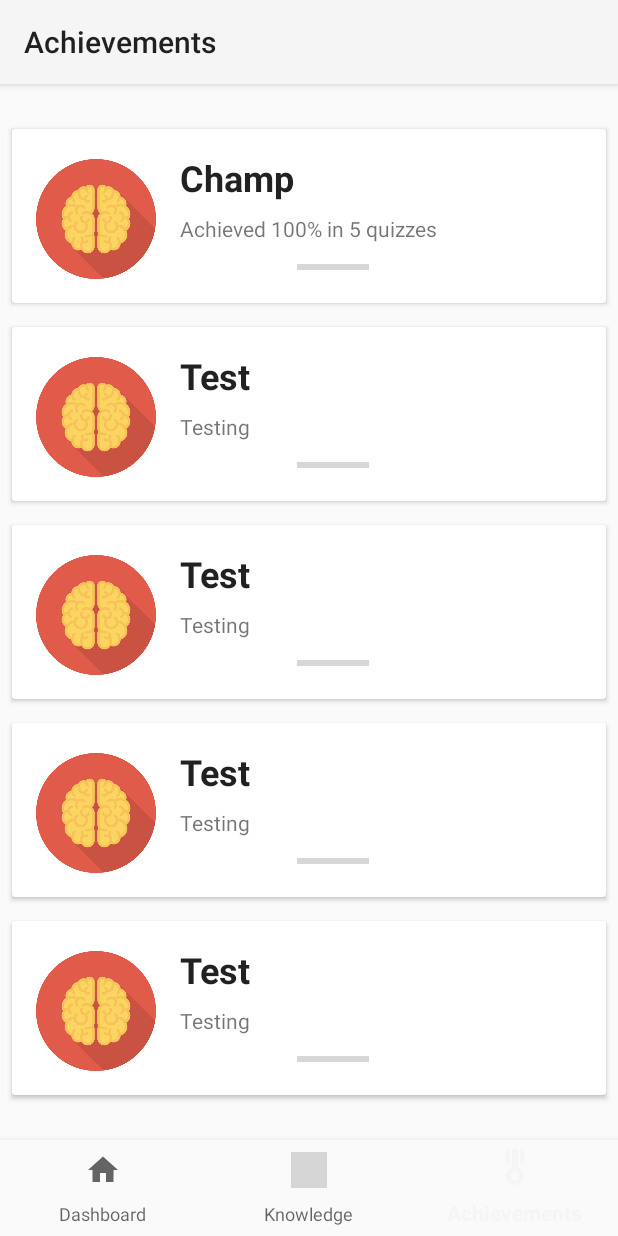
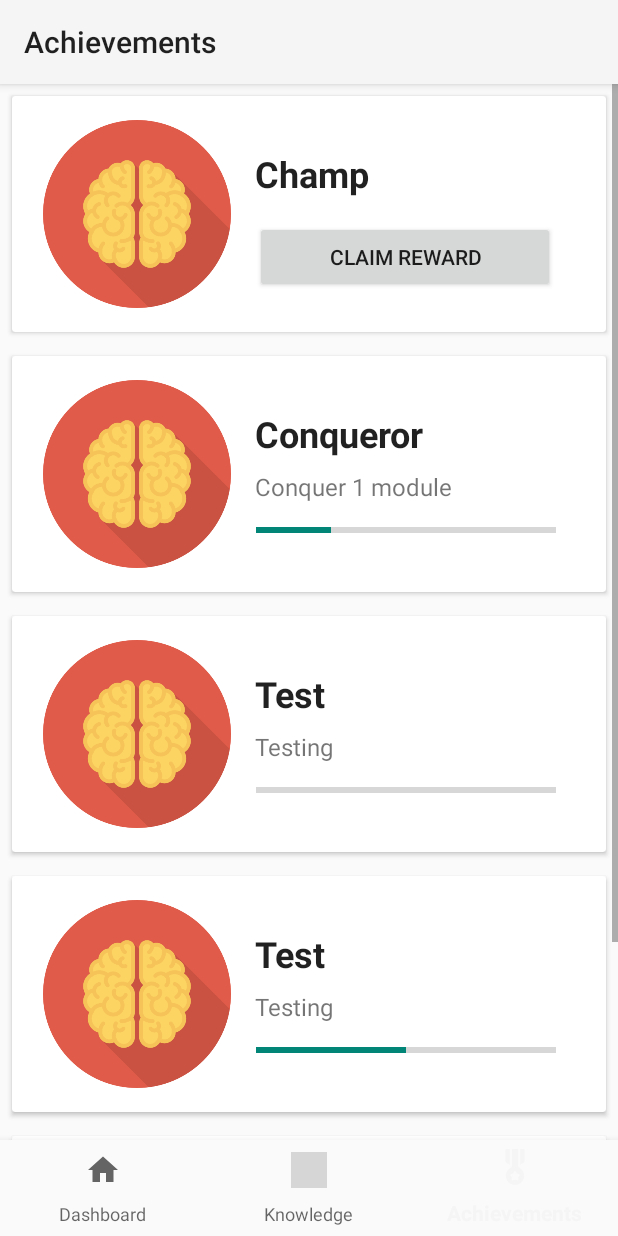
Before and after one commit to suzytang/INFS3605Assignment, an Android app: the AchievementsFragment screen opened through its navigation route, on a phone screen of 412 x 824 dp. Run offline under Robolectric (Android 15) with nearby library versions, the phone set to English and light mode, and no system bars; our stand-ins replace navigation-ui; grey boxes are pictures that could not be loaded.

Commit message:
Achievements dialog

```diff
--- a/app/src/main/java/com/example/infs3605assignment/ui/achievements/Achievements.java
+++ b/app/src/main/java/com/example/infs3605assignment/ui/achievements/Achievements.java
@@ -9,15 +9,17 @@ public class Achievements {
     private String name;
     private String description;
     private int image;
+    private int progress;
 
     public Achievements(){
 
     }
 
-    public Achievements(String name, String description, int image) {
+    public Achievements(String name, String description, int image, int progress) {
         this.name = name;
         this.description = description;
         this.image = image;
+        this.progress = progress;
     }
 
     public String getName() {
@@ -44,13 +46,22 @@ public class Achievements {
         this.image = image;
     }
 
+    public int getProgress() {
+        return progress;
+    }
+
+    public void setProgress(int progress) {
+        this.progress = progress;
+    }
+
     public static ArrayList<Achievements> getAchievements() {
+
         ArrayList<Achievements> achievements = new ArrayList<>();
-        achievements.add(new Achievements("Champ", "Achieved 100% in 5 quizzes", R.drawable.brain));
-        achievements.add(new Achievements("Test", "Testing", R.drawable.brain));
-        achievements.add(new Achievements("Test", "Testing", R.drawable.brain));
-        achievements.add(new Achievements("Test", "Testing", R.drawable.brain));
-        achievements.add(new Achievements("Test", "Testing", R.drawable.brain));
+        achievements.add(new Achievements("Champ", "Achieve 100% in 3 quizzes", R.drawable.brain, 100));
+        achievements.add(new Achievements("Conqueror", "Conquer 1 module", R.drawable.brain, 25));
+        achievements.add(new Achievements("Test", "Testing", R.drawable.brain, 0));
+        achievements.add(new Achievements("Test", "Testing", R.drawable.brain, 50));
+        achievements.add(new Achievements("Test", "Testing", R.drawable.brain, 74));
 
         return achievements;
 
--- a/app/src/main/java/com/example/infs3605assignment/ui/achievements/AchievementsAdapter.java
+++ b/app/src/main/java/com/example/infs3605assignment/ui/achievements/AchievementsAdapter.java
@@ -1,10 +1,15 @@
 package com.example.infs3605assignment.ui.achievements;
 
+import android.app.Dialog;
 import android.content.Context;
+import android.graphics.Color;
+import android.graphics.drawable.ColorDrawable;
 import android.view.LayoutInflater;
 import android.view.View;
 import android.view.ViewGroup;
+import android.widget.Button;
 import android.widget.ImageView;
+import android.widget.ProgressBar;
 import android.widget.TextView;
 
 import androidx.recyclerview.widget.RecyclerView;
@@ -36,6 +41,37 @@ public class AchievementsAdapter extends RecyclerView.Adapter<AchievementsAdapte
         holder.name.setText(achievements.get(position).getName());
         holder.description.setText(achievements.get(position).getDescription());
         holder.image.setImageResource(achievements.get(position).getImage());
+        holder.progressBar.setProgress(achievements.get(position).getProgress());
+
+        if (achievements.get(position).getProgress() == 100){
+            holder.description.setVisibility(View.INVISIBLE);
+            holder.progressBar.setVisibility(View.INVISIBLE);
+            holder.reward.setVisibility(View.VISIBLE);
+        }
+
+        holder.reward.setOnClickListener(new View.OnClickListener() {
+            @Override
+            public void onClick(View v) {
+                final Dialog dialog = new Dialog(mContext);
+                dialog.setContentView(R.layout.dialog_reward);
+                dialog.getWindow().setBackgroundDrawable(new ColorDrawable(Color.TRANSPARENT));
+                dialog.show();
+
+                TextView text = (TextView) dialog.findViewById(R.id.text);
+                Button closeButton = (Button) dialog.findViewById(R.id.closeButton);
+
+                text.setText("You earned");
+
+                closeButton.setOnClickListener(new View.OnClickListener() {
+                    @Override
+                    public void onClick(View v) {
+                        // update currency
+                        // mark as collected? move achievements to the bottom
+                        dialog.dismiss();
+                    }
+                });
+            }
+        });
     }
 
     // Return size of dataset
@@ -49,7 +85,8 @@ public class AchievementsAdapter extends RecyclerView.Adapter<AchievementsAdapte
         TextView name;
         TextView description;
         ImageView image;
-
+        ProgressBar progressBar;
+        Button reward;
 
         public MyViewHolder(View itemView) {
             super(itemView);
@@ -57,6 +94,9 @@ public class AchievementsAdapter extends RecyclerView.Adapter<AchievementsAdapte
             this.name = itemView.findViewById(R.id.name);
             this.description = itemView.findViewById(R.id.description);
             this.image = itemView.findViewById(R.id.image);
+            this.progressBar = itemView.findViewById(R.id.progressBar);
+            this.reward = itemView.findViewById(R.id.reward);
+
         }
     }
 }
--- a/app/src/main/java/com/example/infs3605assignment/ui/achievements/AchievementsFragment.java
+++ b/app/src/main/java/com/example/infs3605assignment/ui/achievements/AchievementsFragment.java
@@ -1,9 +1,11 @@
 package com.example.infs3605assignment.ui.achievements;
 
+import android.app.Dialog;
 import android.os.Bundle;
 import android.view.LayoutInflater;
 import android.view.View;
 import android.view.ViewGroup;
+import android.widget.ProgressBar;
 
 import androidx.annotation.NonNull;
 import androidx.fragment.app.Fragment;
--- a/app/src/main/res/layout/achievements_item.xml
+++ b/app/src/main/res/layout/achievements_item.xml
@@ -12,13 +12,25 @@
         android:layout_width="match_parent"
         android:layout_height="wrap_content">
 
+        <Button
+            android:id="@+id/reward"
+            android:layout_width="200dp"
+            android:layout_height="wrap_content"
+            android:layout_marginStart="16dp"
+            android:layout_marginLeft="16dp"
+            android:layout_marginTop="15dp"
+            android:text="Claim Reward"
+            android:visibility="invisible"
+            app:layout_constraintStart_toEndOf="@+id/image"
+            app:layout_constraintTop_toBottomOf="@+id/name" />
+
         <TextView
             android:id="@+id/name"
             android:layout_width="wrap_content"
             android:layout_height="wrap_content"
             android:layout_marginStart="16dp"
             android:layout_marginLeft="16dp"
-            android:layout_marginTop="16dp"
+            android:layout_marginTop="35dp"
             android:text="TextView"
             android:textAppearance="@style/TextAppearance.MaterialComponents.Headline5"
             android:textStyle="bold"
@@ -28,12 +40,12 @@
         <ImageView
             android:id="@+id/image"
             android:layout_width="0dp"
-            android:layout_height="0dp"
+            android:layout_height="125dp"
             android:layout_marginStart="16dp"
             android:layout_marginLeft="16dp"
             android:layout_marginTop="16dp"
-            android:layout_marginEnd="300dp"
-            android:layout_marginRight="300dp"
+            android:layout_marginEnd="250dp"
+            android:layout_marginRight="250dp"
             android:layout_marginBottom="16dp"
             android:scaleType="fitEnd"
             app:layout_constraintBottom_toBottomOf="parent"
@@ -50,21 +62,20 @@
             android:layout_marginLeft="16dp"
             android:layout_marginTop="8dp"
             android:text="TextView"
+            android:textSize="16sp"
             app:layout_constraintStart_toEndOf="@+id/image"
             app:layout_constraintTop_toBottomOf="@+id/name" />
 
         <ProgressBar
             android:id="@+id/progressBar"
             style="?android:attr/progressBarStyleHorizontal"
-            android:layout_width="wrap_content"
-            android:layout_height="wrap_content"
+            android:layout_width="200dp"
+            android:layout_height="20dp"
             android:layout_marginStart="16dp"
             android:layout_marginLeft="16dp"
             android:layout_marginTop="8dp"
-            android:layout_marginEnd="80dp"
-            android:layout_marginRight="80dp"
-            android:layout_marginBottom="16dp"
-            app:layout_constraintBottom_toBottomOf="parent"
+            android:layout_marginEnd="33dp"
+            android:layout_marginRight="33dp"
             app:layout_constraintEnd_toEndOf="parent"
             app:layout_constraintStart_toEndOf="@+id/image"
             app:layout_constraintTop_toBottomOf="@+id/description" />
```
Also changed, not shown: app/src/main/res/layout/dialog_reward.xml (added, +64 -0 lines).
